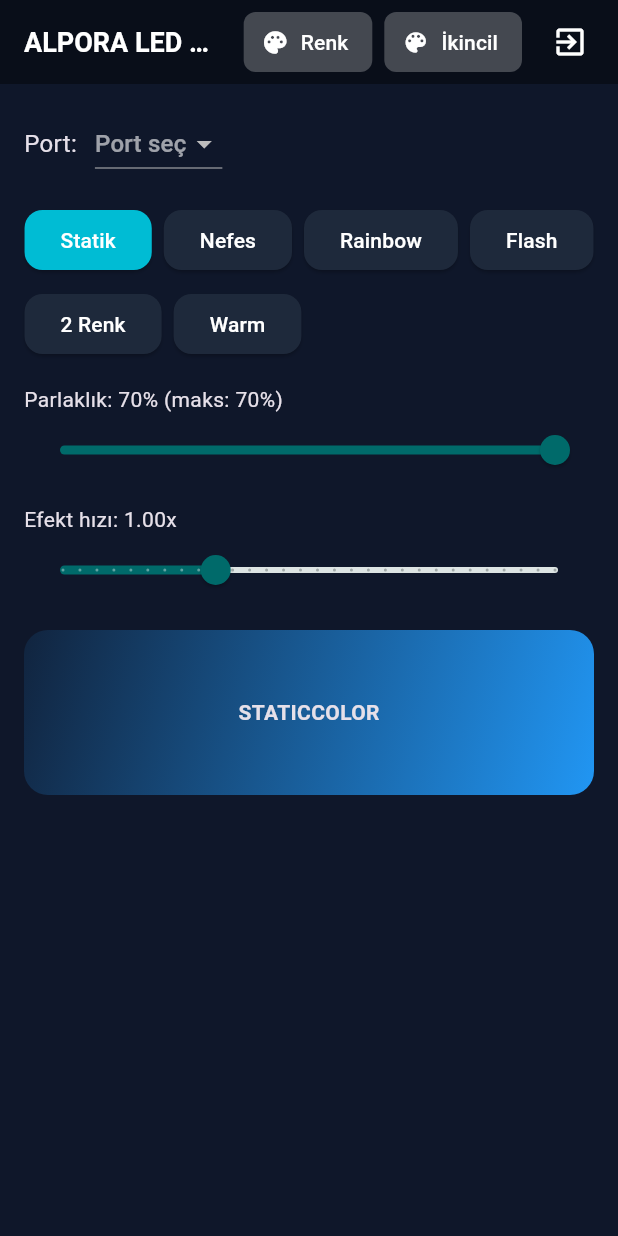
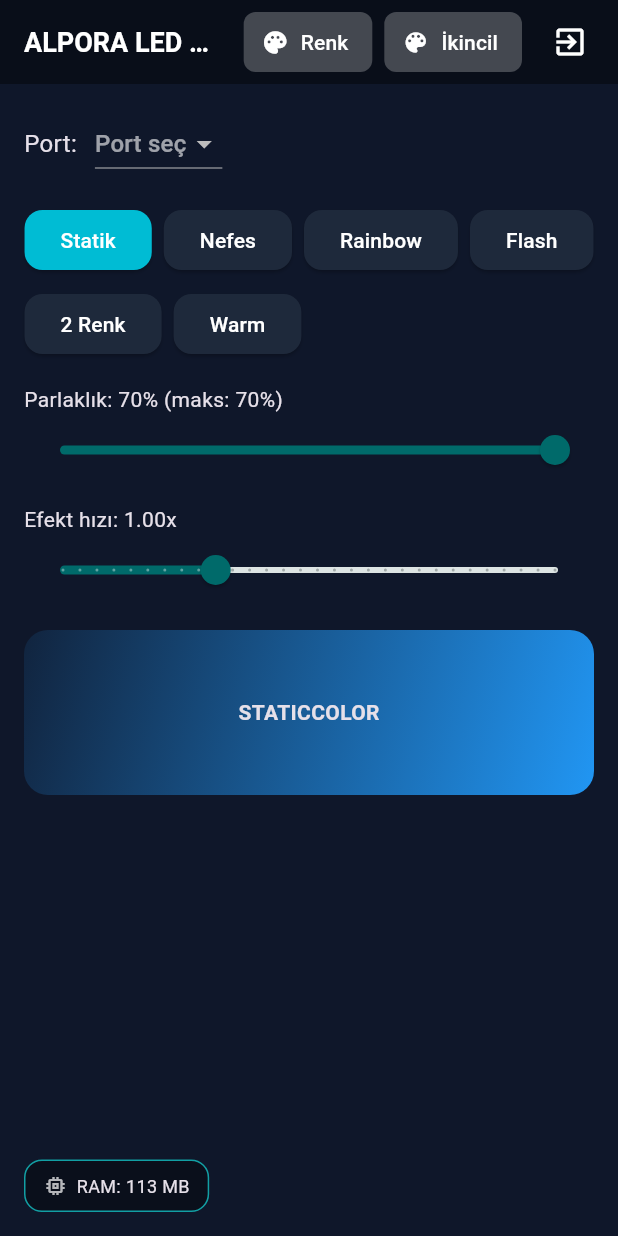
Before and after one commit to bartualperen/WindowsLedController, a Flutter app: the screen it shows after launch, after a tap on the "exit to app" icon, on a phone screen of 412 x 824 dp. Run offline on Flutter 3.47's test engine with Material 3 defaults, Android fonts, the phone set to English and light mode, and no system bars; our stand-ins replace flutter_colorpicker, shared_preferences; missing offline and left inert: flutter_libserialport, tray_manager, window_manager; statements that could not run were skipped.

Commit message:
Added ram usage monitor

```diff
--- a/argb_controller/lib/main.dart
+++ b/argb_controller/lib/main.dart
@@ -1,4 +1,5 @@
 import 'dart:async';
+import 'dart:io'; // RAM ölçmek için
 import 'dart:math';
 import 'dart:typed_data';
 import 'dart:convert';
@@ -77,8 +78,12 @@ class _ArgbHomePageState extends State<ArgbHomePage>
   double _t = 0;
   final _rnd = Random();
 
-  // SETTINGS BÖLÜMÜ: 3 saniye sonra kaydetmek için
+  // ayar kaydetme
   Timer? _saveDebounce;
+
+  // hafif perf izleme
+  Timer? _perfTimer;
+  int _ramMb = 0;
 
   @override
   void initState() {
@@ -87,15 +92,21 @@ class _ArgbHomePageState extends State<ArgbHomePage>
     windowManager.addListener(this);
     _initTray();
 
-    // önce ayarları yükle, sonra portu ve animasyonu başlat
     _loadSettings().then((_) {
       _autoSelectPort();
       _startEffectLoop();
     });
+
+    // RAM'i hafifçe izle
+    _perfTimer = Timer.periodic(const Duration(seconds: 1), (_) {
+      final rss = ProcessInfo.currentRss; // bytes
+      setState(() {
+        _ramMb = (rss / (1024 * 1024)).round();
+      });
+    });
   }
 
   Future<void> _initTray() async {
-    // Windows için .ico, diğerleri için .png kullanabilirsin
     await trayManager.setIcon('assets/tray_icon.ico');
 
     await trayManager.setContextMenu(
@@ -109,7 +120,7 @@ class _ArgbHomePageState extends State<ArgbHomePage>
     );
   }
 
-  // tray icon click
+  // tray icon sol tık
   @override
   void onTrayIconMouseDown() async {
     final isVisible = await windowManager.isVisible();
@@ -121,7 +132,7 @@ class _ArgbHomePageState extends State<ArgbHomePage>
     }
   }
 
-  // SAĞ tık → menüyü aç
+  // tray icon sağ tık
   @override
   void onTrayIconRightMouseUp() async {
     await trayManager.popUpContextMenu();
@@ -142,28 +153,12 @@ class _ArgbHomePageState extends State<ArgbHomePage>
     }
   }
 
-  // SETTINGS BÖLÜMÜ: ayarları yükle
+  // ayarları yükle
   Future<void> _loadSettings() async {
     final prefs = await SharedPreferences.getInstance();
     final json = prefs.getString('led_settings');
     if (json == null) return;
-    try {
-      final map = Map<String, dynamic>.from(
-          // ignore: deprecated_member_use
-          (await SharedPreferences.getInstance()).getString('led_settings') !=
-                  null
-              ? Map<String, dynamic>.from(
-                  // dart:convert yoksa ekleyelim
-                  // ama biz basit parse yapacağız:
-                  // burada güvenli gidelim
-                  // aslında buraya hiç gelmeyeceğiz, aşağıda gerçek decode var
-                  {})
-              : {});
-    } catch (_) {
-      // eski format vs. hatayı yut
-    }
 
-    // daha düzgün: jsonDecode kullan
     try {
       final data = jsonDecode(json) as Map<String, dynamic>;
       setState(() {
@@ -179,7 +174,6 @@ class _ArgbHomePageState extends State<ArgbHomePage>
     }
   }
 
-  // SETTINGS BÖLÜMÜ: ayarları kaydet (3sn sonra)
   void _scheduleSaveSettings() {
     _saveDebounce?.cancel();
     _saveDebounce = Timer(const Duration(seconds: 3), _saveSettings);
@@ -219,20 +213,21 @@ class _ArgbHomePageState extends State<ArgbHomePage>
     windowManager.removeListener(this);
     _saveDebounce?.cancel();
     _effectTimer?.cancel();
+    _perfTimer?.cancel();
     _port?.close();
     super.dispose();
   }
 
-  // çarpı -> gizle
+  // pencere kapatılınca gizle
   @override
   Future<void> onWindowClose() async {
     await windowManager.hide();
   }
 
   Future<void> _exitApp() async {
-  await trayManager.destroy();          // tray'i temizle
-  windowManager.setPreventClose(false); // kapanmaya izin ver
-  await windowManager.close();          // pencereyi kapat
+    await trayManager.destroy();
+    windowManager.setPreventClose(false);
+    await windowManager.close();
   }
 
   void _startEffectLoop() {
@@ -326,7 +321,6 @@ class _ArgbHomePageState extends State<ArgbHomePage>
       _selectedPort = portName;
     });
 
-    // ayar değişti -> kaydet
     _scheduleSaveSettings();
     return true;
   }
@@ -414,8 +408,8 @@ class _ArgbHomePageState extends State<ArgbHomePage>
         actions: [
           TextButton.icon(
             style: TextButton.styleFrom(
-              foregroundColor: Colors.white,            // ikon + yazı
-              backgroundColor: Colors.white24,           // biraz şeffaf arka plan
+              foregroundColor: Colors.white,
+              backgroundColor: Colors.white24,
               shape: RoundedRectangleBorder(
                 borderRadius: BorderRadius.circular(8),
               ),
@@ -446,7 +440,9 @@ class _ArgbHomePageState extends State<ArgbHomePage>
           const SizedBox(width: 8),
         ],
       ),
-      body: Padding(
+      body: Stack(
+        children: [
+          Padding(
             padding: const EdgeInsets.all(16),
             child: Column(
               children: [
@@ -559,6 +555,33 @@ class _ArgbHomePageState extends State<ArgbHomePage>
               ],
             ),
           ),
+
+          // sol alt RAM göstergesi
+          Positioned(
+            left: 16,
+            bottom: 16,
+            child: Container(
+              padding: const EdgeInsets.symmetric(horizontal: 12, vertical: 8),
+              decoration: BoxDecoration(
+                color: Colors.black.withOpacity(0.35),
+                borderRadius: BorderRadius.circular(12),
+                border: Border.all(color: Colors.cyanAccent.withOpacity(0.6)),
+              ),
+              child: Row(
+                mainAxisSize: MainAxisSize.min,
+                children: [
+                  const Icon(Icons.memory, size: 16, color: Colors.white70),
+                  const SizedBox(width: 6),
+                  Text(
+                    'RAM: $_ramMb MB',
+                    style: const TextStyle(fontSize: 12),
+                  ),
+                ],
+              ),
+            ),
+          ),
+        ],
+      ),
     );
   }
 
--- a/argb_controller/pubspec.yaml
+++ b/argb_controller/pubspec.yaml
@@ -1,5 +1,5 @@
 name: argb_controller
-description: "RGC Controller For BAE"
+description: "RGB Controller"
 # The following line prevents the package from being accidentally published to
 # pub.dev using `flutter pub publish`. This is preferred for private packages.
 publish_to: 'none' # Remove this line if you wish to publish to pub.dev
@@ -35,6 +35,8 @@ dependencies:
   tray_manager: ^0.3.2
   window_manager: ^0.4.3
   shared_preferences: ^2.3.2
+  win32: ^5.5.0
+  ffi: ^2.1.0
 
   # The following adds the Cupertino Icons font to your application.
   # Use with the CupertinoIcons class for iOS style icons.
```
Also changed, not shown: argb_controller/pubspec.lock. Lines whose indentation alone changed are shown as unchanged.
